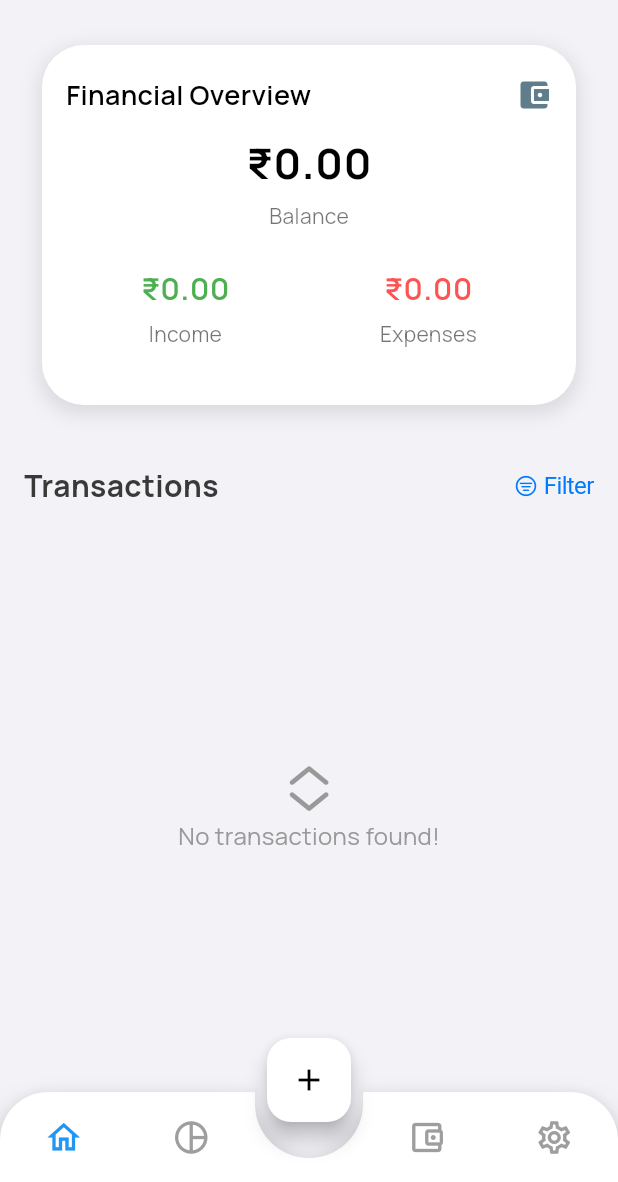
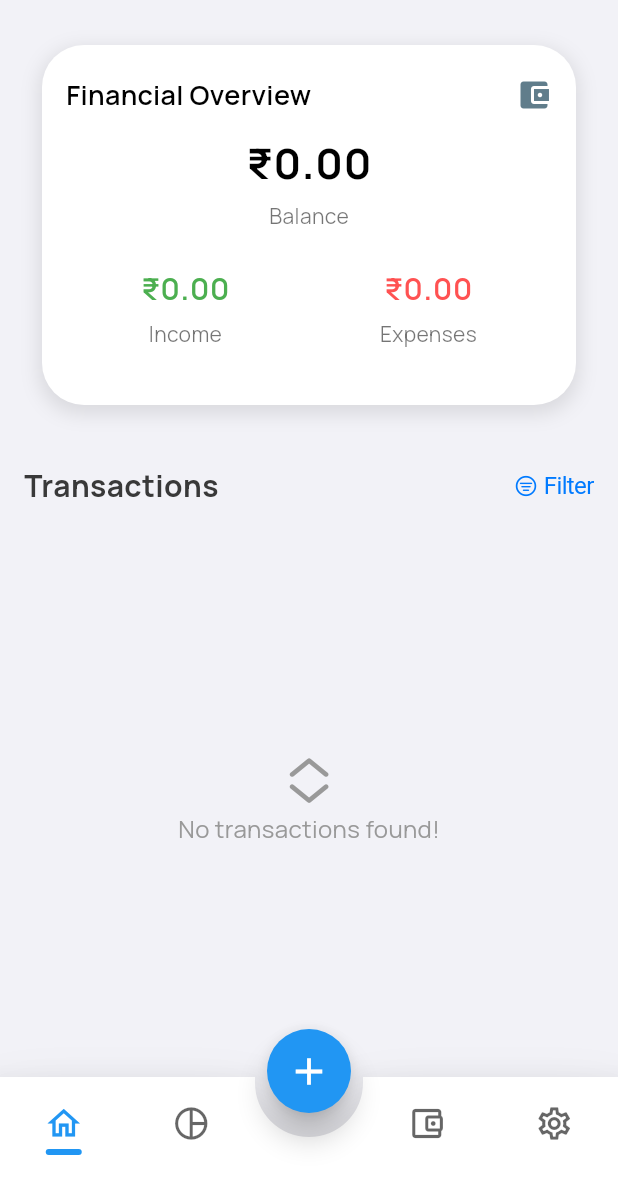
Before and after one commit to abhishek0112cs221008/project_track_your_finance, a Flutter app: the screen it shows after launch, on a phone screen of 412 x 824 dp, the part 54-1236 px from its top. Run offline on Flutter 3.47's test engine with Material 3 defaults, Android fonts, the phone set to English and light mode, and no system bars; drawn by our look-alikes of animated_bottom_navigation_bar; our stand-ins replace fl_chart, google_fonts, pdf, printing, shared_preferences, sqflite and 1 more; accounts and stored records are empty.

Commit message:
Update home_screen.dart

```diff
--- a/lib/screens/home_screen.dart
+++ b/lib/screens/home_screen.dart
@@ -1,5 +1,6 @@
 import 'package:flutter/material.dart';
 import 'package:animated_bottom_navigation_bar/animated_bottom_navigation_bar.dart';
+import 'package:flutter/services.dart';
 import 'package:project_track_your_finance/screens/add_transaction_screen.dart';
 import 'home.dart'; // TransactionsScreen
 import 'statistics_screen.dart';
@@ -17,10 +18,10 @@ class _HomeScreenState extends State<HomeScreen> {
   int _selectedIndex = 0;
 
   final List<Widget> _screens = [
-    TransactionsScreen(),
-    StatisticsScreen(),
-    WalletPage(),
-    SettingsScreen(),
+    const TransactionsScreen(),
+    const StatisticsScreen(),
+    const WalletPage(),
+    const SettingsScreen(),
   ];
 
   final List<IconData> _iconList = [
@@ -36,52 +37,81 @@ class _HomeScreenState extends State<HomeScreen> {
 
   @override
   Widget build(BuildContext context) {
-    return Scaffold(
+    final isDarkTheme = Theme.of(context).brightness == Brightness.dark;
+    final bottomBarColor = isDarkTheme ? Colors.black : Colors.white;
+    final iconColor = isDarkTheme ? Colors.white : Colors.black;
+    final activeColor = isDarkTheme ? Colors.blueAccent : Colors.blue;
+
+    return AnnotatedRegion<SystemUiOverlayStyle>(
+      value: SystemUiOverlayStyle(
+        statusBarColor: Colors.transparent,
+        statusBarIconBrightness:
+            isDarkTheme ? Brightness.light : Brightness.dark,
+        systemNavigationBarColor: bottomBarColor,
+        systemNavigationBarIconBrightness:
+            isDarkTheme ? Brightness.light : Brightness.dark,
+      ),
+      child: Scaffold(
         extendBody: true,
-      backgroundColor: Colors.white,
+        backgroundColor: Theme.of(context).scaffoldBackgroundColor,
         body: IndexedStack(
           index: _selectedIndex,
           children: _screens,
         ),
-
-      // Add your floating button with proper spacing from the bottom bar
         floatingActionButton: Padding(
-        padding: const EdgeInsets.only(bottom: 16.0), // Add some space if needed
+          padding: const EdgeInsets.only(bottom: 8.0),
           child: FloatingActionButton(
-          backgroundColor: Colors.white,
+            backgroundColor: activeColor,
             onPressed: () {
               Navigator.push(
                 context,
                 MaterialPageRoute(builder: (context) => AddTransactionScreen()),
               );
             },
-          child: const Icon(Icons.add, color: Colors.black),
+            elevation: 8.0,
+            shape: const CircleBorder(),
+            child: const Icon(Icons.add, color: Colors.white, size: 30),
           ),
         ),
-
-      floatingActionButtonLocation: FloatingActionButtonLocation.centerDocked, // FAB should be at center of bottom
-
-      bottomNavigationBar: AnimatedBottomNavigationBar(
-        icons: _iconList,
+        floatingActionButtonLocation: FloatingActionButtonLocation.centerDocked,
+        bottomNavigationBar: AnimatedBottomNavigationBar.builder(
+          itemCount: _iconList.length,
+          tabBuilder: (int index, bool isActive) {
+            return Column(
+              mainAxisSize: MainAxisSize.min,
+              mainAxisAlignment: MainAxisAlignment.center,
+              children: [
+                Icon(
+                  _iconList[index],
+                  size: 26,
+                  color: isActive ? activeColor : iconColor.withOpacity(0.6),
+                ),
+                const SizedBox(height: 4),
+                AnimatedContainer(
+                  duration: const Duration(milliseconds: 300),
+                  height: 4,
+                  width: isActive ? 24 : 0,
+                  decoration: BoxDecoration(
+                    color: activeColor,
+                    borderRadius: BorderRadius.circular(2),
+                  ),
+                ),
+              ],
+            );
+          },
+          activeIndex: _selectedIndex,
           notchSmoothness: NotchSmoothness.verySmoothEdge,
-        activeIndex: _selectedIndex,
           gapLocation: GapLocation.center,
           onTap: _onTabSelected,
-        activeColor: Colors.blue,
-        inactiveColor: Colors.grey,
-        // backgroundColor: Colors.white,
-        iconSize: 26,
-        backgroundColor: Theme.of(context).bottomNavigationBarTheme.backgroundColor
-                            ?? (Theme.of(context).brightness == Brightness.dark
-                                ? Colors.grey[900]!
-                                : Colors.white),
-        splashColor: Theme.of(context).colorScheme.primary.withOpacity(0.2),
-        splashRadius: 30,
-        elevation: 8,
-        leftCornerRadius: 32,
-        rightCornerRadius: 32,
-        height: 60,
-        // Add any other properties you want to customize
+          elevation: 16.0,
+          height: 70,
+          backgroundColor: bottomBarColor,
+          shadow: const BoxShadow(
+            color: Colors.black12,
+            blurRadius: 10,
+            offset: Offset(0, -5),
+          ),
+        ),
       ),
     );
   }
```
Lines whose indentation alone changed are shown as unchanged.
